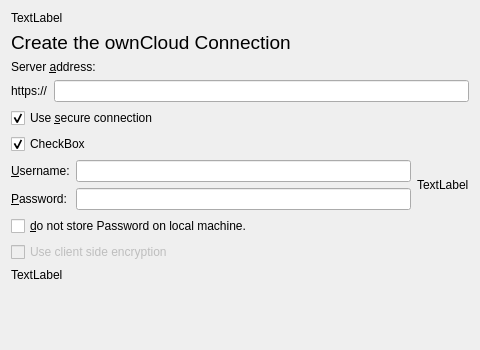
This is src/mirall/owncloudsetuppage.ui in nextcloud/gsoc_client as Qt 5 draws it before an edit. The edited form follows.
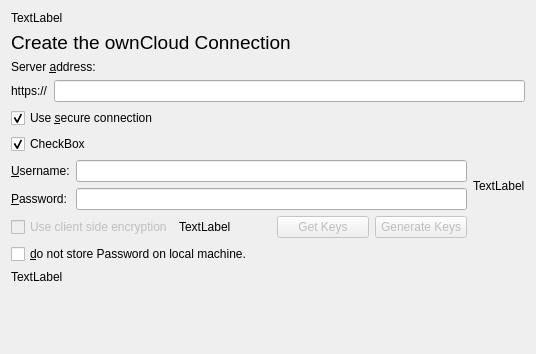
This is the edited form.

Commit message: write encryption setting to the config file

```diff
--- a/src/mirall/owncloudsetuppage.ui
+++ b/src/mirall/owncloudsetuppage.ui
@@ -6,15 +6,15 @@
    <rect>
     <x>0</x>
     <y>0</y>
-    <width>480</width>
-    <height>350</height>
+    <width>536</width>
+    <height>354</height>
    </rect>
   </property>
   <property name="windowTitle">
    <string>Form</string>
   </property>
-  <layout class="QGridLayout" name="gridLayout">
-   <item row="0" column="0" colspan="2">
+  <layout class="QVBoxLayout" name="verticalLayout_2">
+   <item>
     <widget class="QLabel" name="topLabel">
      <property name="sizePolicy">
       <sizepolicy hsizetype="Preferred" vsizetype="Fixed">
@@ -27,7 +27,7 @@
      </property>
     </widget>
    </item>
-   <item row="1" column="0" colspan="2">
+   <item>
     <widget class="QSplitter" name="splitter_2">
      <property name="orientation">
       <enum>Qt::Horizontal</enum>
@@ -46,7 +46,7 @@
      </widget>
     </widget>
    </item>
-   <item row="2" column="0">
+   <item>
     <widget class="QLabel" name="serverAddressLabel">
      <property name="text">
       <string>Server &amp;address:</string>
@@ -56,14 +56,7 @@
      </property>
     </widget>
    </item>
-   <item row="5" column="0" colspan="2">
-    <widget class="QLabel" name="bottomLabel">
-     <property name="text">
-      <string>TextLabel</string>
-     </property>
-    </widget>
-   </item>
-   <item row="3" column="0" colspan="2">
+   <item>
     <layout class="QHBoxLayout" name="horizontalLayout">
      <item>
       <widget class="QLabel" name="protocolLabel">
@@ -81,7 +74,7 @@
      </item>
     </layout>
    </item>
-   <item row="4" column="0" colspan="2">
+   <item>
     <layout class="QHBoxLayout" name="horizontalLayout_2">
      <item>
       <layout class="QVBoxLayout" name="verticalLayout">
@@ -155,6 +148,53 @@
          </item>
         </layout>
        </item>
+       <item>
+        <layout class="QHBoxLayout" name="horizontalLayout_3">
+         <item>
+          <widget class="QCheckBox" name="cbEncryption">
+           <property name="enabled">
+            <bool>false</bool>
+           </property>
+           <property name="text">
+            <string>Use client side encryption</string>
+           </property>
+           <property name="checked">
+            <bool>false</bool>
+           </property>
+          </widget>
+         </item>
+         <item>
+          <widget class="QLabel" name="keyStatusLabel">
+           <property name="text">
+            <string>TextLabel</string>
+           </property>
+          </widget>
+         </item>
+         <item>
+          <widget class="QPushButton" name="pbGetEncKeys">
+           <property name="enabled">
+            <bool>false</bool>
+           </property>
+           <property name="toolTip">
+            <string>Get Keys from your ownCloud server</string>
+           </property>
+           <property name="text">
+            <string>Get Keys</string>
+           </property>
+          </widget>
+         </item>
+         <item>
+          <widget class="QPushButton" name="pbGenEncKeys">
+           <property name="enabled">
+            <bool>false</bool>
+           </property>
+           <property name="text">
+            <string>Generate Keys</string>
+           </property>
+          </widget>
+         </item>
+        </layout>
+       </item>
        <item>
         <widget class="QCheckBox" name="cbNoPasswordStore">
          <property name="toolTip">
@@ -165,19 +205,6 @@
          </property>
         </widget>
        </item>
-       <item>
-        <widget class="QCheckBox" name="cbEncryption">
-         <property name="enabled">
-          <bool>false</bool>
-         </property>
-         <property name="text">
-          <string>Use client side encryption</string>
-         </property>
-         <property name="checked">
-          <bool>false</bool>
-         </property>
-        </widget>
-       </item>
       </layout>
      </item>
      <item>
@@ -189,7 +216,14 @@
      </item>
     </layout>
    </item>
-   <item row="6" column="1">
+   <item>
+    <widget class="QLabel" name="bottomLabel">
+     <property name="text">
+      <string>TextLabel</string>
+     </property>
+    </widget>
+   </item>
+   <item>
     <spacer name="verticalSpacer">
      <property name="orientation">
       <enum>Qt::Vertical</enum>
```
The commit also changes 5 other files.
